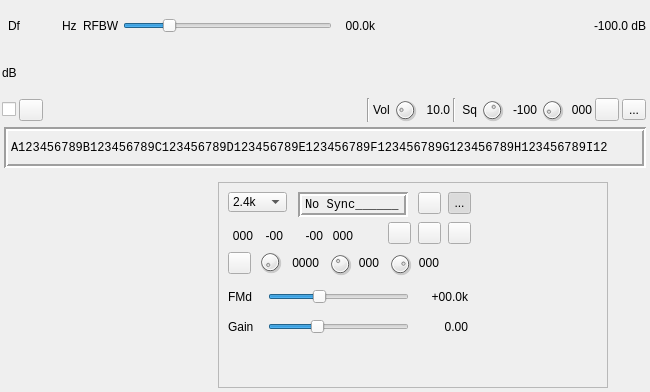
Old version of the form plugins/channelrx/demoddsd/dsddemodgui.ui in the repository f4exb/sdrangel.
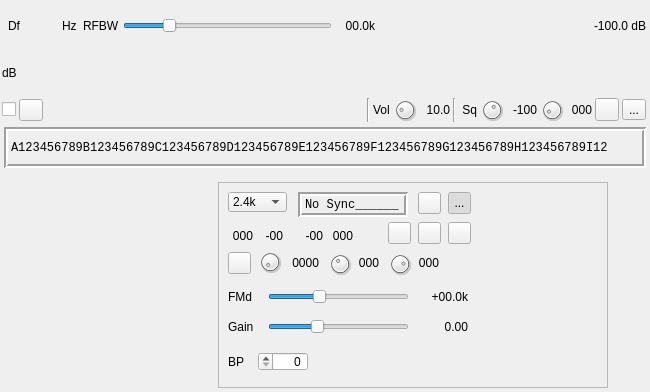
New version of the form. Icons and pictures are not drawn. Custom widgets are drawn as their Qt base class.

The edit to the form file:
```diff
--- a/plugins/channelrx/demoddsd/dsddemodgui.ui
+++ b/plugins/channelrx/demoddsd/dsddemodgui.ui
@@ -1228,6 +1228,41 @@
         <set>Qt::AlignRight|Qt::AlignTrailing|Qt::AlignVCenter</set>
        </property>
       </widget>
+      <widget class="QLabel" name="dmrBPLabel">
+       <property name="geometry">
+        <rect>
+         <x>10</x>
+         <y>170</y>
+         <width>21</width>
+         <height>19</height>
+        </rect>
+       </property>
+       <property name="text">
+        <string>BP</string>
+       </property>
+      </widget>
+      <widget class="QSpinBox" name="dmrBPKey">
+       <property name="geometry">
+        <rect>
+         <x>40</x>
+         <y>170</y>
+         <width>50</width>
+         <height>19</height>
+        </rect>
+       </property>
+       <property name="toolTip">
+        <string>DMR Basic Privacy key (0: no encryption)</string>
+       </property>
+       <property name="layoutDirection">
+        <enum>Qt::RightToLeft</enum>
+       </property>
+       <property name="alignment">
+        <set>Qt::AlignRight|Qt::AlignTrailing|Qt::AlignVCenter</set>
+       </property>
+       <property name="maximum">
+        <number>255</number>
+       </property>
+      </widget>
      </widget>
     </item>
    </layout>
```
